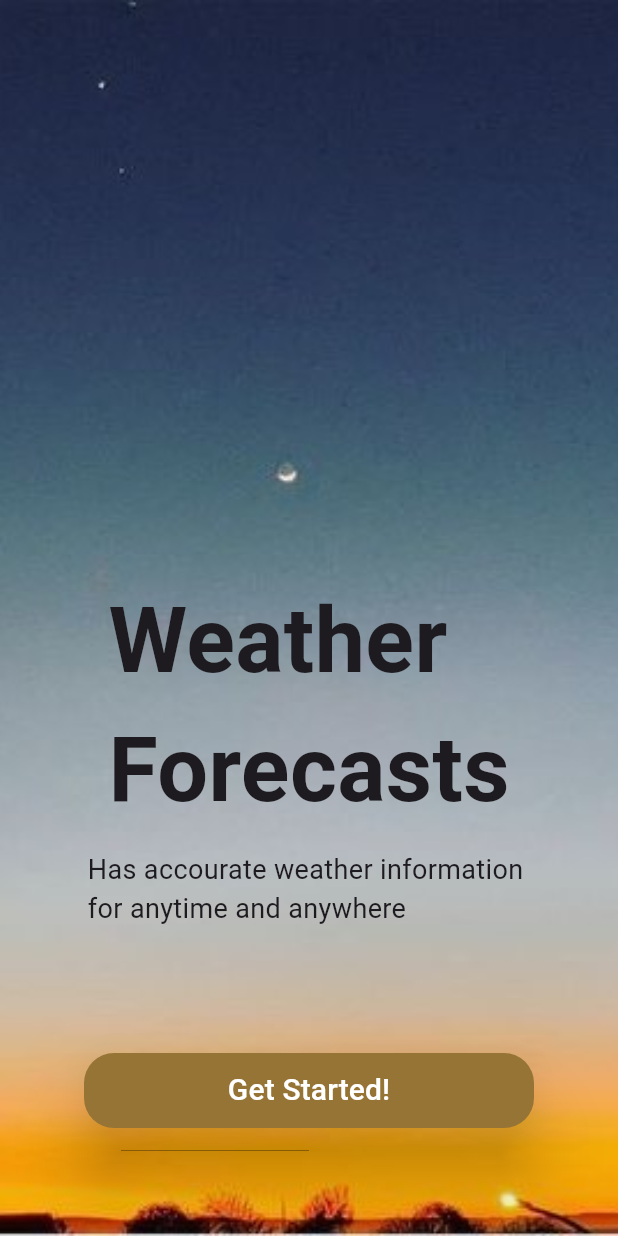
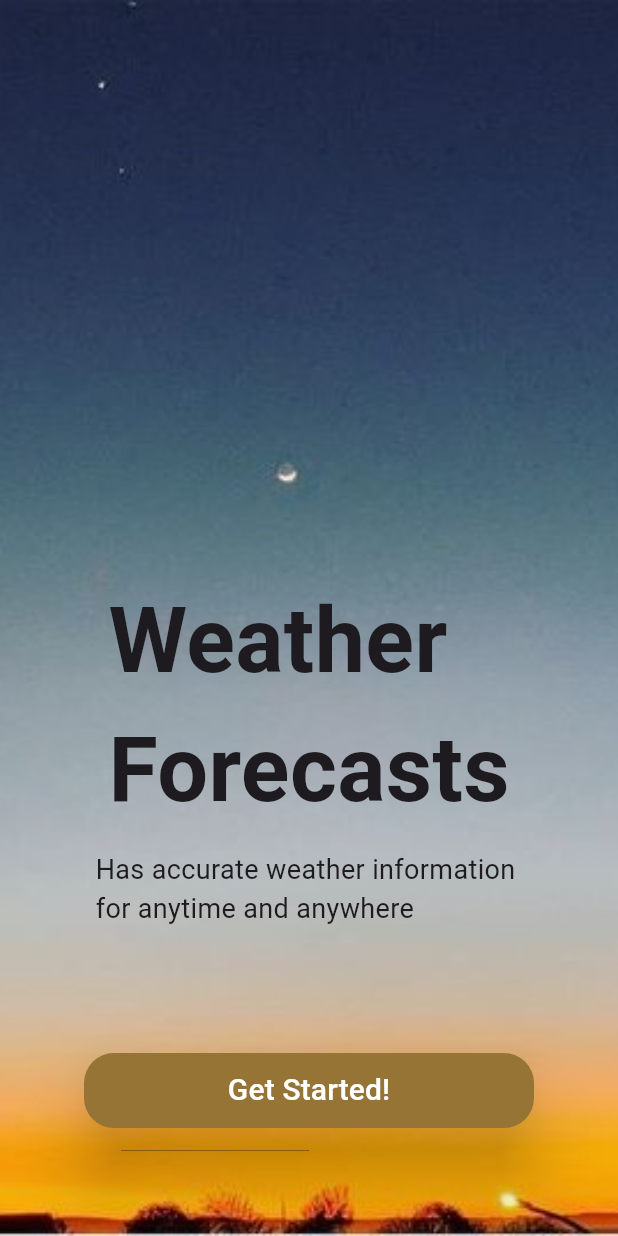
Before and after one commit to Amitkumarkoli/my_weather, a Flutter app: the screen it shows after launch, on a phone screen of 412 x 824 dp. Run offline on Flutter 3.47's test engine with Material 3 defaults, Android fonts, the phone set to English and light mode, and no system bars.

Commit message:
update main.dart file

```diff
--- a/lib/main.dart
+++ b/lib/main.dart
@@ -49,7 +49,7 @@ class WeatherAppState extends State<WeatherApp> {
                     ),
                   SizedBox(height: 10.0),
                   Text(
-                    'Has accourate weather information \nfor anytime and anywhere',
+                    'Has accurate weather information \nfor anytime and anywhere',
                     style: TextStyle(
                       fontSize: 18.0,
                       fontWeight: FontWeight.normal,
```
